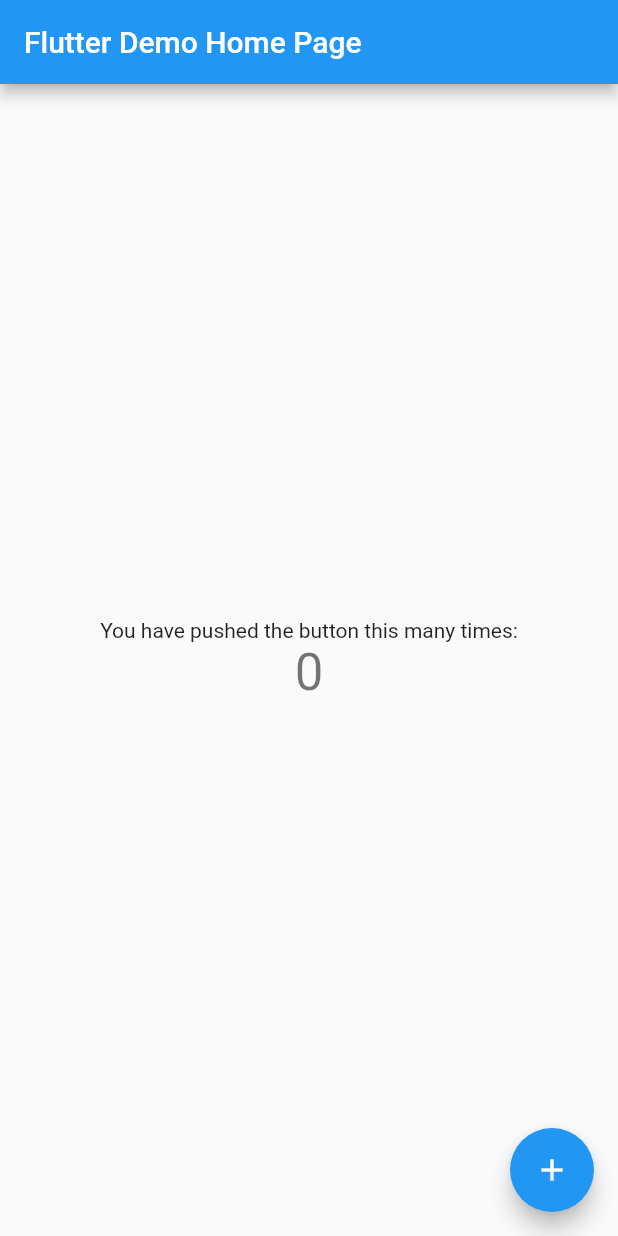
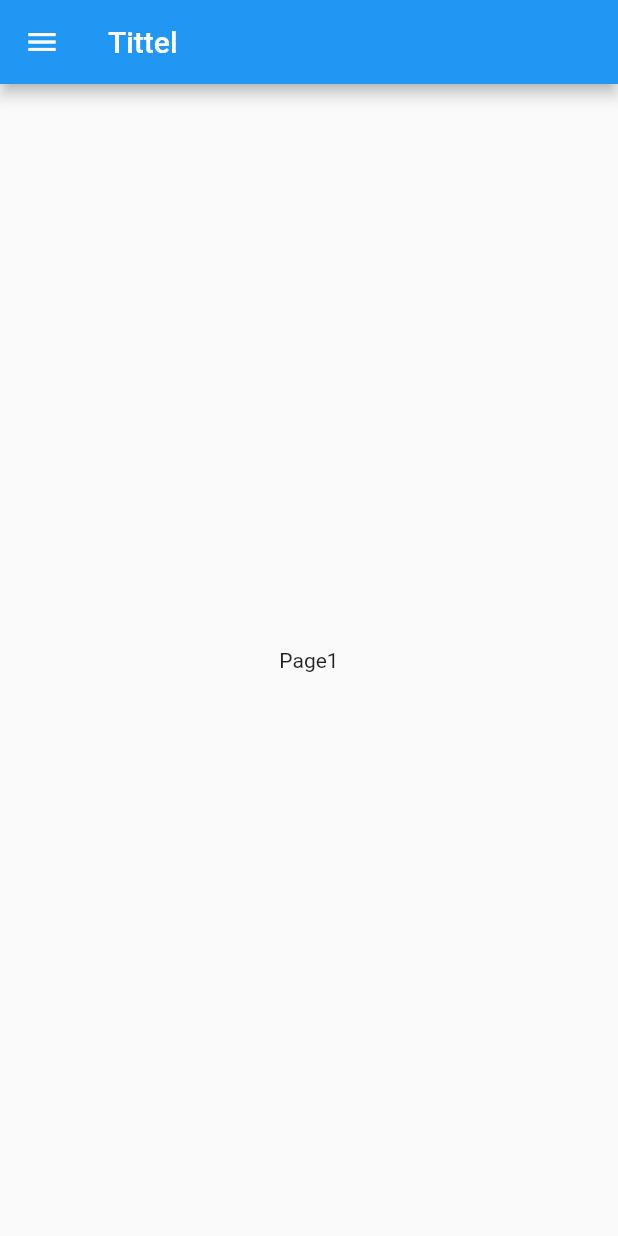
Before and after one commit to ulvtro70/webapp1, a Flutter app: the screen it shows after launch, on a phone screen of 412 x 824 dp. Run offline on Flutter 3.47's test engine with Material 2 defaults, Android fonts, the phone set to English and light mode, and no system bars.

Commit message:
Lagt til Hamburger menu

```diff
--- a/lib/main.dart
+++ b/lib/main.dart
@@ -1,4 +1,5 @@
 import 'package:flutter/material.dart';
+import 'package:webapp1/mainPage.dart';
 
 void main() {
   runApp(const MyApp());
@@ -7,109 +8,13 @@ void main() {
 class MyApp extends StatelessWidget {
   const MyApp({super.key});
 
-  // This widget is the root of your application.
+  static const String _title = 'My WebApp';
+
   @override
   Widget build(BuildContext context) {
-    return MaterialApp(
-      title: 'Flutter Demo',
-      theme: ThemeData(
-        // This is the theme of your application.
-        //
-        // Try running your application with "flutter run". You'll see the
-        // application has a blue toolbar. Then, without quitting the app, try
-        // changing the primarySwatch below to Colors.green and then invoke
-        // "hot reload" (press "r" in the console where you ran "flutter run",
-        // or simply save your changes to "hot reload" in a Flutter IDE).
-        // Notice that the counter didn't reset back to zero; the application
-        // is not restarted.
-        primarySwatch: Colors.blue,
-      ),
-      home: const MyHomePage(title: 'Flutter Demo Home Page'),
+    return const MaterialApp(
+      title: _title,
+      home: MainPage(),
     );
   }
 }
-
-class MyHomePage extends StatefulWidget {
-  const MyHomePage({super.key, required this.title});
-
-  // This widget is the home page of your application. It is stateful, meaning
-  // that it has a State object (defined below) that contains fields that affect
-  // how it looks.
-
-  // This class is the configuration for the state. It holds the values (in this
-  // case the title) provided by the parent (in this case the App widget) and
-  // used by the build method of the State. Fields in a Widget subclass are
-  // always marked "final".
-
-  final String title;
-
-  @override
-  State<MyHomePage> createState() => _MyHomePageState();
-}
-
-class _MyHomePageState extends State<MyHomePage> {
-  int _counter = 0;
-
-  void _incrementCounter() {
-    setState(() {
-      // This call to setState tells the Flutter framework that something has
-      // changed in this State, which causes it to rerun the build method below
-      // so that the display can reflect the updated values. If we changed
-      // _counter without calling setState(), then the build method would not be
-      // called again, and so nothing would appear to happen.
-      _counter++;
-    });
-  }
-
-  @override
-  Widget build(BuildContext context) {
-    // This method is rerun every time setState is called, for instance as done
-    // by the _incrementCounter method above.
-    //
-    // The Flutter framework has been optimized to make rerunning build methods
-    // fast, so that you can just rebuild anything that needs updating rather
-    // than having to individually change instances of widgets.
-    return Scaffold(
-      appBar: AppBar(
-        // Here we take the value from the MyHomePage object that was created by
-        // the App.build method, and use it to set our appbar title.
-        title: Text(widget.title),
-      ),
-      body: Center(
-        // Center is a layout widget. It takes a single child and positions it
-        // in the middle of the parent.
-        child: Column(
-          // Column is also a layout widget. It takes a list of children and
-          // arranges them vertically. By default, it sizes itself to fit its
-          // children horizontally, and tries to be as tall as its parent.
-          //
-          // Invoke "debug painting" (press "p" in the console, choose the
-          // "Toggle Debug Paint" action from the Flutter Inspector in Android
-          // Studio, or the "Toggle Debug Paint" command in Visual Studio Code)
-          // to see the wireframe for each widget.
-          //
-          // Column has various properties to control how it sizes itself and
-          // how it positions its children. Here we use mainAxisAlignment to
-          // center the children vertically; the main axis here is the vertical
-          // axis because Columns are vertical (the cross axis would be
-          // horizontal).
-          mainAxisAlignment: MainAxisAlignment.center,
-          children: <Widget>[
-            const Text(
-              'You have pushed the button this many times:',
-            ),
-            Text(
-              '$_counter',
-              style: Theme.of(context).textTheme.headline4,
-            ),
-          ],
-        ),
-      ),
-      floatingActionButton: FloatingActionButton(
-        onPressed: _incrementCounter,
-        tooltip: 'Increment',
-        child: const Icon(Icons.add),
-      ), // This trailing comma makes auto-formatting nicer for build methods.
-    );
-  }
-}
--- /dev/null
+++ b/lib/mainPage.dart
@@ -0,0 +1,63 @@
+import 'package:flutter/material.dart';
+import 'package:webapp1/page1.dart';
+import 'package:webapp1/page2.dart';
+import 'package:webapp1/page3.dart';
+
+class MainPage extends StatefulWidget {
+  const MainPage({super.key});
+
+  @override
+  State<MainPage> createState() => _MainPageState();
+}
+
+class _MainPageState extends State<MainPage> {
+  Widget _Page = Page1();
+
+  @override
+  Widget build(BuildContext context) {
+    return Scaffold(
+      appBar: AppBar(
+        title: const Text('Tittel'),
+      ),
+      drawer: Drawer(
+        child: ListView(
+          padding: EdgeInsets.zero,
+          children: [
+            const DrawerHeader(
+              decoration: BoxDecoration(color: Colors.blue),
+              child: Text('Meny'),
+            ),
+            ListTile(
+              title: const Text('MenyItem1'),
+              onTap: () {
+                setState(() {
+                  _Page = const Page1();
+                });
+                Navigator.pop(context);
+              },
+            ),
+            ListTile(
+              title: const Text('MenyItem2'),
+              onTap: () {
+                setState(() {
+                  _Page = const Page2();
+                });
+                Navigator.pop(context);
+              },
+            ),
+            ListTile(
+              title: const Text('MenyItem3'),
+              onTap: () {
+                setState(() {
+                  _Page = const Page3();
+                });
+                Navigator.pop(context);
+              },
+            ),
+          ],
+        ),
+      ),
+      body: _Page,
+    );
+  }
+}
--- /dev/null
+++ b/lib/page1.dart
@@ -0,0 +1,12 @@
+import 'package:flutter/material.dart';
+
+class Page1 extends StatelessWidget {
+  const Page1({super.key});
+
+  @override
+  Widget build(BuildContext context) {
+    return const Center(
+      child: Text('Page1'),
+    );
+  }
+}
```
Also changed, not shown: lib/page2.dart (added, +12 -0 lines), lib/page3.dart (added, +12 -0 lines).
